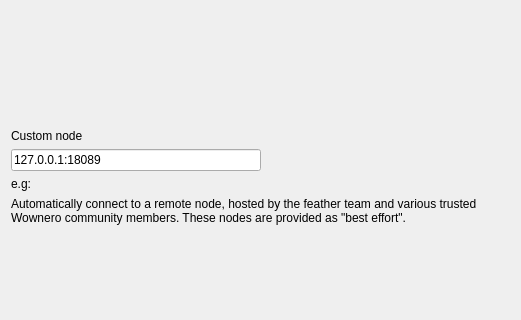
This is src/wizard/network.ui in sanderfoobar/wowlet as Qt 5 draws it before an edit; both pictures show x 0 to 521 and y 156 to 476 of the 521 by 639 pixel window. The edited form follows.
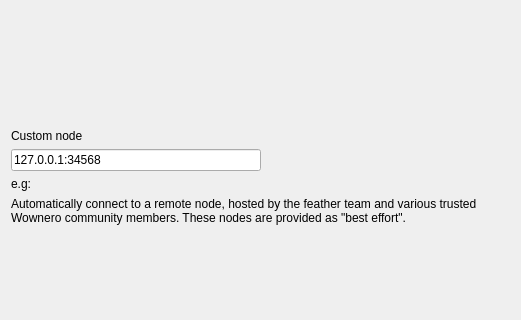
This is the edited form.

Commit message: update public nodes

The edit to the form file:
```diff
--- a/src/wizard/network.ui
+++ b/src/wizard/network.ui
@@ -139,7 +139,7 @@
           <item row="2" column="0">
            <widget class="QLineEdit" name="lineEdit_customNode">
             <property name="text">
-             <string>127.0.0.1:18089</string>
+             <string>127.0.0.1:34568</string>
             </property>
            </widget>
           </item>
```
The commit also changes 1 other file.
